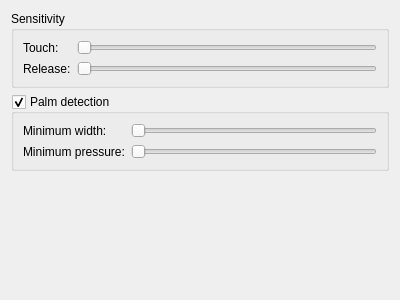
Qt form sensitivity.ui (KDE/plasma-desktop) before a commit.
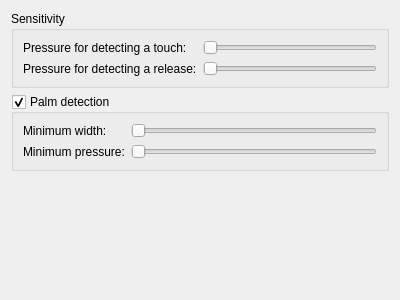
The same form after that commit.

Commit message: Pressure for touch/release, not "sensitivity"

```diff
--- a/sensitivity.ui
+++ b/sensitivity.ui
@@ -26,14 +26,14 @@
       <item row="0" column="0">
        <widget class="QLabel" name="label">
         <property name="text">
-         <string>Touch:</string>
+         <string>Pressure for detecting a touch:</string>
         </property>
        </widget>
       </item>
       <item row="2" column="0">
        <widget class="QLabel" name="label_2">
         <property name="text">
-         <string>Release:</string>
+         <string>Pressure for detecting a release:</string>
         </property>
        </widget>
       </item>
```
